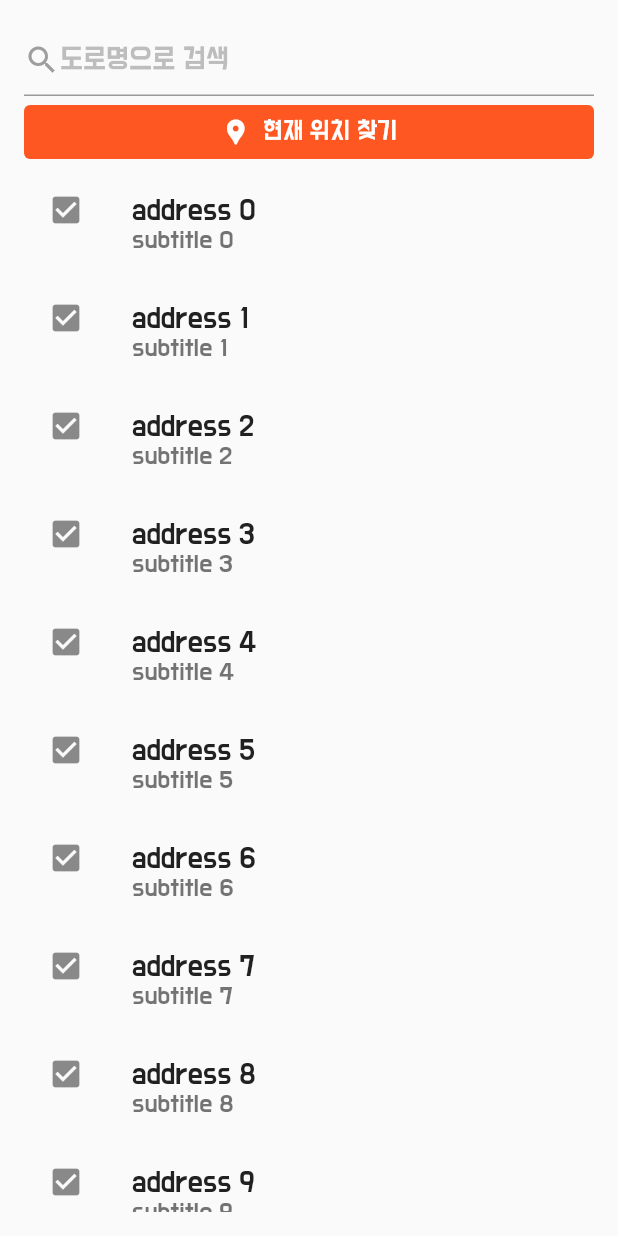
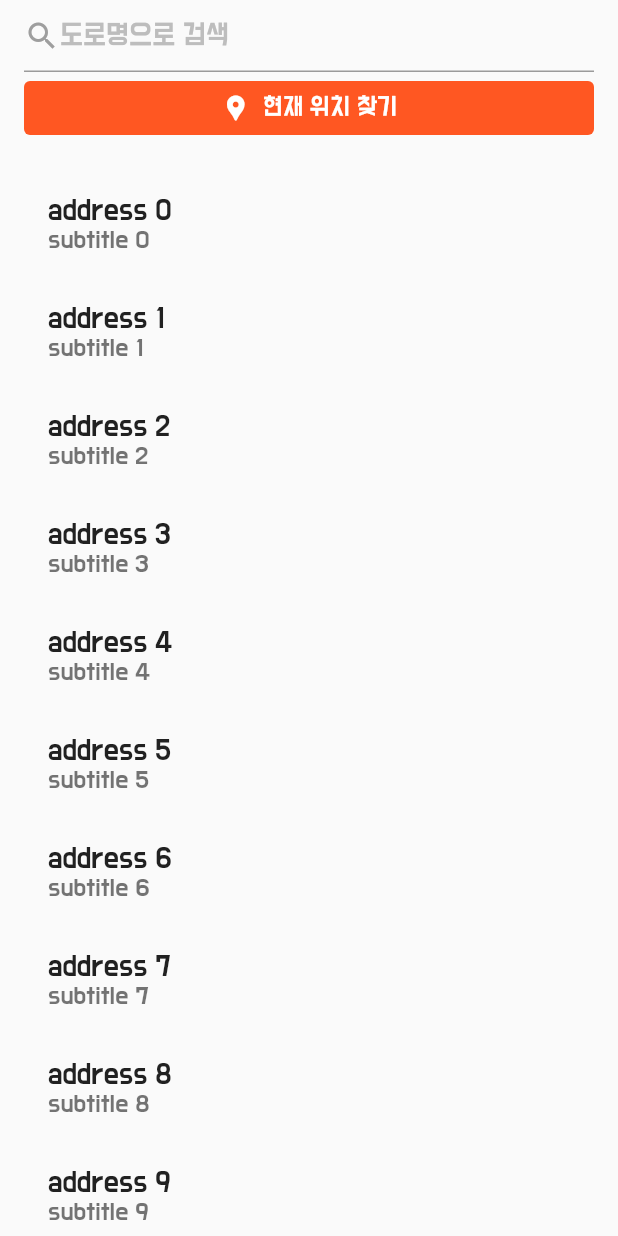
Before and after one commit to reload1bronze/carrot_market_clone, a Flutter app: the screen it shows after launch, swiped to page 2, on a phone screen of 412 x 824 dp. Run offline on Flutter 3.47's test engine with Material 2 defaults, Android fonts, the phone set to English and light mode, and no system bars; our stand-ins replace extended_image, logger.

Commit message:
style: padding ListView

```diff
--- a/lib/main.dart
+++ b/lib/main.dart
@@ -47,6 +47,7 @@ class MyHomePage extends StatelessWidget {
   @override
   Widget build(BuildContext context) {
     return MaterialApp(
+      debugShowCheckedModeBanner: false,
       theme: ThemeData(
         primarySwatch: Colors.deepOrange,
         fontFamily: 'DoHyeon',
--- a/lib/screens/address_screen.dart
+++ b/lib/screens/address_screen.dart
@@ -6,8 +6,9 @@ class AddressScreen extends StatelessWidget {
   @override
   Widget build(BuildContext context) {
     return SafeArea(
-      minimum: const EdgeInsets.all(16.0),
+      minimum: const EdgeInsets.only(left: 16.0, right: 16.0),
       child: Column(
+        crossAxisAlignment: CrossAxisAlignment.stretch,
         children: [
           TextFormField(
             decoration: InputDecoration(
@@ -26,9 +27,6 @@ class AddressScreen extends StatelessWidget {
                   BoxConstraints(minWidth: 24, minHeight: 24),
             ),
           ),
-          Column(
-            crossAxisAlignment: CrossAxisAlignment.stretch,
-            children: [
           TextButton.icon(
             onPressed: () {},
             icon: Icon(
@@ -41,20 +39,22 @@ class AddressScreen extends StatelessWidget {
               style: Theme.of(context).textTheme.button,
             ),
             style: TextButton.styleFrom(
-                    backgroundColor: Theme.of(context).primaryColor),
+              minimumSize: Size(10, 36),
+              backgroundColor: Theme.of(context).primaryColor,
             ),
-            ],
           ),
           Expanded(
             child: ListView.builder(
+              padding: const EdgeInsets.symmetric(
+                vertical: 16.0,
+              ),
               itemBuilder: (context, index) {
                 return ListTile(
-                  leading: Icon(Icons.check_box),
                   title: Text('address $index'),
                   subtitle: Text('subtitle $index'),
                 );
               },
-              itemCount: 10,
+              itemCount: 16,
             ),
           ),
         ],
```
Lines whose indentation alone changed are shown as unchanged.
